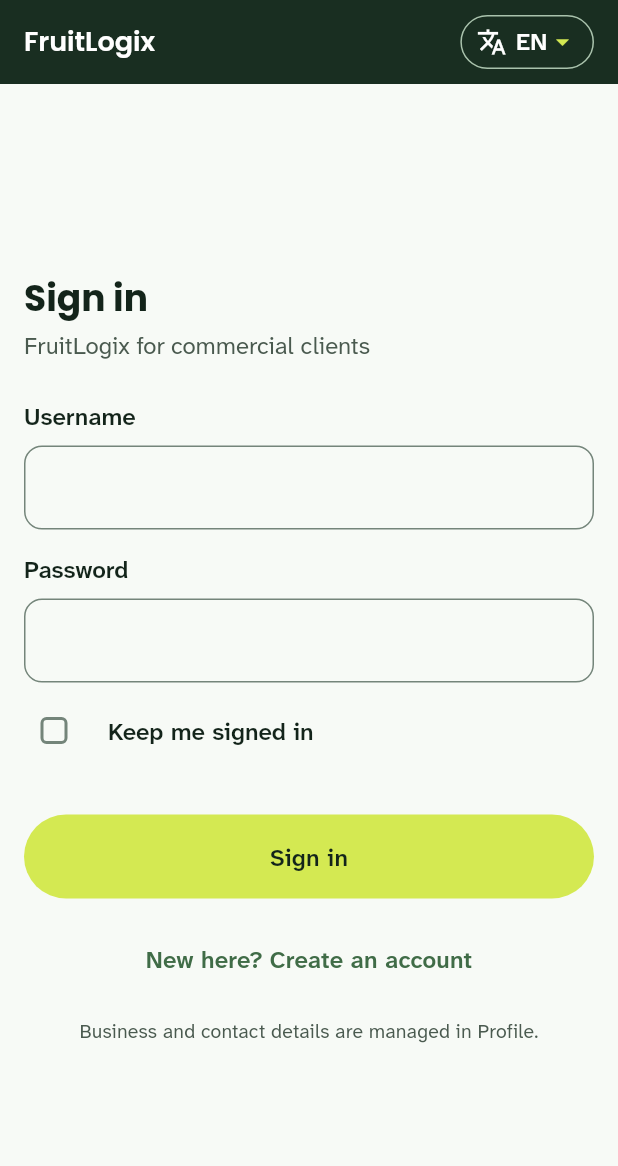
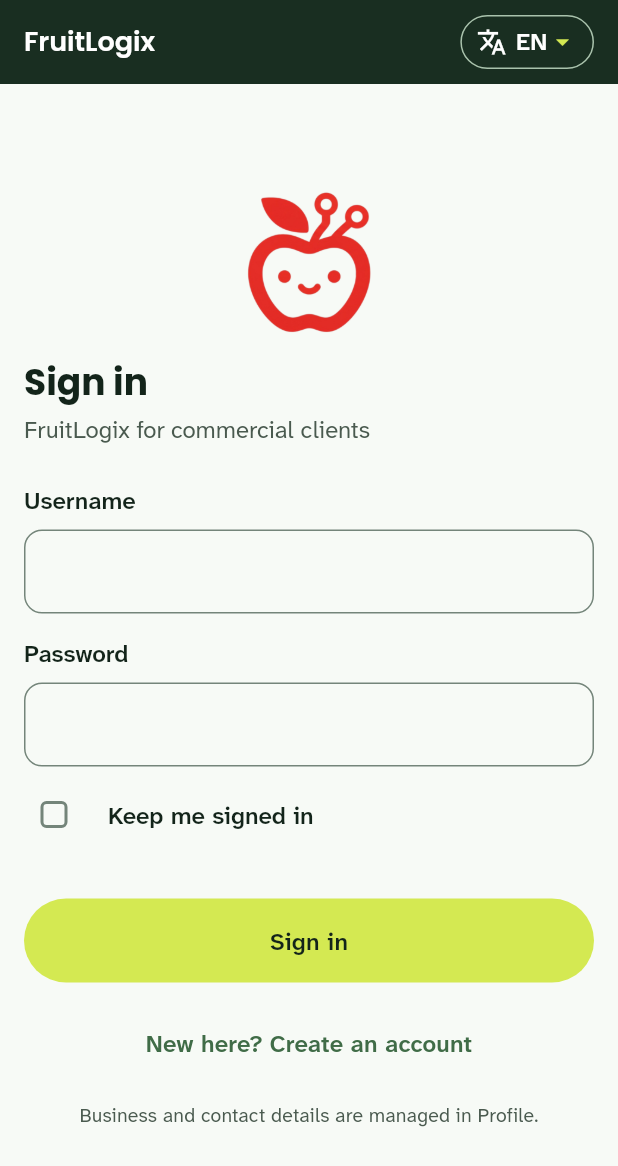
Before and after one commit to UPC-RebooTech/Fruitlogix-Multiplatform, a Flutter app: the screen it shows after launch, on a phone screen of 412 x 824 dp. Shown: the top 1166 px of the screen. Run offline on Flutter 3.47's test engine with Material 3 defaults, Android fonts, the phone set to English and light mode, and no system bars; our stand-ins replace flutter_local_notifications, flutter_secure_storage, geolocator, image_picker, shared_preferences, timezone; missing offline and left inert: flutter_stripe.

Commit message:
fix(profiles): greet by username when the platform profile is empty; add app logo

```diff
--- a/lib/contexts/iam/presentation/auth_access_page.dart
+++ b/lib/contexts/iam/presentation/auth_access_page.dart
@@ -178,6 +178,13 @@ class _AuthAccessPageState extends State<AuthAccessPage> {
                 child: Column(
                   crossAxisAlignment: CrossAxisAlignment.stretch,
                   children: [
+                    Center(
+                      child: FruitLogixLogo(
+                        size: 96,
+                        semanticLabel: l10n.appTitle,
+                      ),
+                    ),
+                    const SizedBox(height: CosechaSpace.sm),
                     CosechaPageHeader(
                       title: _registering ? l10n.authRegisterTitle : l10n.authLoginTitle,
                       subtitle: l10n.authWelcome,
--- a/lib/shared/ui/components/components.dart
+++ b/lib/shared/ui/components/components.dart
@@ -3,6 +3,7 @@
 library;
 
 export 'cosecha_action_row.dart';
+export 'fruitlogix_logo.dart';
 export 'cosecha_bottom_bar.dart';
 export 'cosecha_buttons.dart';
 export 'cosecha_card.dart';
--- /dev/null
+++ b/lib/shared/ui/components/fruitlogix_logo.dart
@@ -0,0 +1,23 @@
+import 'package:flutter/material.dart';
+
+/// FruitLogix mark (the red apple), transparent background.
+class FruitLogixLogo extends StatelessWidget {
+  const FruitLogixLogo({this.size = 96, this.semanticLabel, super.key});
+
+  static const String asset = 'assets/images/fruitlogix_logo.png';
+
+  final double size;
+
+  /// Null when it is decorative (e.g. next to the app name).
+  final String? semanticLabel;
+
+  @override
+  Widget build(BuildContext context) => Image.asset(
+    asset,
+    width: size,
+    height: size,
+    fit: BoxFit.contain,
+    semanticLabel: semanticLabel,
+    excludeFromSemantics: semanticLabel == null,
+  );
+}
--- a/pubspec.yaml
+++ b/pubspec.yaml
@@ -106,6 +106,10 @@ flutter:
   # For details regarding fonts from package dependencies,
   # see https://flutter.dev/to/font-from-package
 
+  # App logo (FruitLogix apple, transparent background).
+  assets:
+    - assets/images/fruitlogix_logo.png
+
   # Cosecha design system fonts. Bundled (not downloaded at runtime) so the
   # app works offline. Licenses: SIL OFL 1.1 (see OFL.txt next to each font).
   fonts:
```
Also changed, not shown: lib/contexts/profiles_management/infrastructure/http_commercial_client_profile_repository.dart (+32 -18 lines), lib/contexts/profiles_management/presentation/customer_profile_page.dart (+10 -5 lines), lib/shared/ui/components/cosecha_top_bar.dart (+8 -1 lines), assets/images/fruitlogix_logo.png (added), 1 other file.
